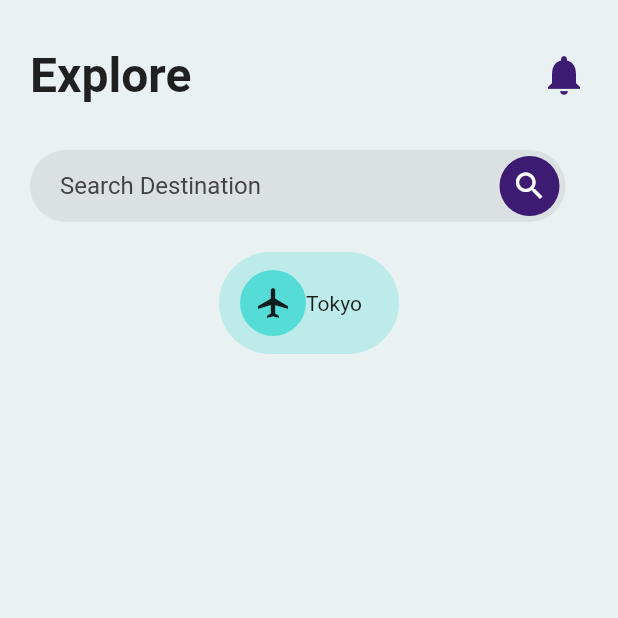
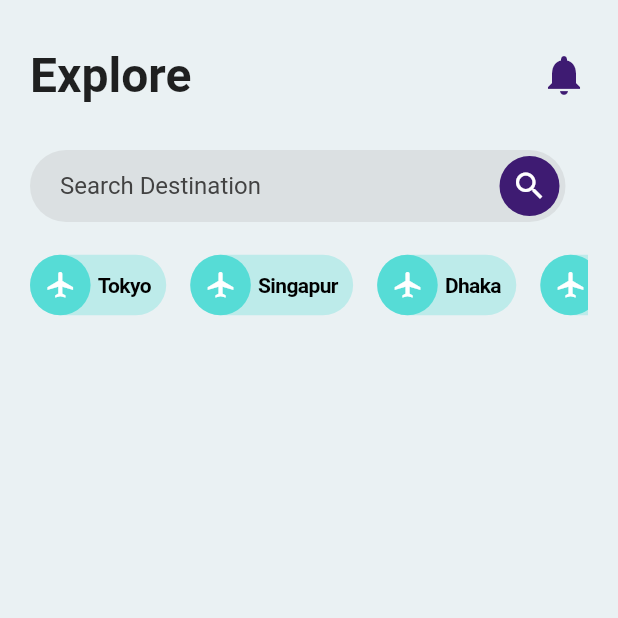
Before and after one commit to mamatovai000/japantravelapp, a Flutter app: the HomePage screen opened directly, on a phone screen of 412 x 824 dp, the top half of it. Run offline on Flutter 3.47's test engine with Material 2 defaults, Android fonts, the phone set to English and light mode, and no system bars.

Commit message:
chip button completed!!

```diff
--- a/lib/homepage.dart
+++ b/lib/homepage.dart
@@ -3,6 +3,28 @@ import 'package:flutter/material.dart';
 import 'package:japantravel/color.dart';
 
 class HomePage extends StatelessWidget {
+  var chipIcons = [
+    {
+      "title": "Tokyo",
+      "icon": Icons.airplanemode_on_sharp,
+      "color": Mycolor.skyblue
+    },
+    {
+      "title": "Singapur",
+      "icon": Icons.airplanemode_on_sharp,
+      "color": Mycolor.skyblue
+    },
+    {
+      "title": "Dhaka",
+      "icon": Icons.airplanemode_on_sharp,
+      "color": Mycolor.skyblue
+    },
+    {
+      "title": "London",
+      "icon": Icons.airplanemode_on_sharp,
+      "color": Mycolor.skyblue
+    }
+  ];
   @override
   Widget build(BuildContext context) {
     return Scaffold(
@@ -68,28 +90,18 @@ class HomePage extends StatelessWidget {
               SizedBox(
                 height: 20,
               ),
-              Container(
-                width: 120,
-                decoration: BoxDecoration(
-                    borderRadius: BorderRadius.circular(50),
-                    color: Mycolor.skyblue.withOpacity(0.3)),
-                child: Padding(
-                  padding: const EdgeInsets.symmetric(vertical:12,horizontal: 14),
-                  child: Row(
-                    children: [
-                      Container(
-                          decoration: BoxDecoration(
-                              borderRadius: BorderRadius.circular(50),
-                              color: Mycolor.skyblue),
-                          child: Padding(
-                            padding: const EdgeInsets.all(10),
-                            child: Icon(Icons.airplanemode_active),
-                          )),
-                      Text('Tokyo'),
-                    ],
-                  ),
+              SingleChildScrollView(
+                scrollDirection: Axis.horizontal,
+                child: Row(
+                  children: chipIcons
+                      .map((singleIcon) => ChipButton(
+                            icon: singleIcon['icon'],
+                            title: singleIcon['title'],
+                            color: singleIcon['color'],
+                          ))
+                      .toList(),
                 ),
-              ),
+              )
             ],
           ),
         ),
@@ -97,3 +109,54 @@ class HomePage extends StatelessWidget {
     );
   }
 }
+
+class ChipButton extends StatelessWidget {
+  final title;
+  final icon;
+  final color;
+  const ChipButton({
+    Key? key,
+    required this.title,
+    required this.icon,
+    required this.color,
+  }) : super(key: key);
+
+  @override
+  Widget build(BuildContext context) {
+    return CupertinoButton(
+      pressedOpacity: 0.1,
+      onPressed: () {
+
+      },
+      padding: EdgeInsets.all(0),
+      child: Container(
+        margin: EdgeInsets.only(right: 16),
+        decoration: BoxDecoration(
+            color: this.color.withOpacity(0.3),
+            borderRadius: BorderRadius.circular(50)),
+        child: Row(
+          mainAxisSize: MainAxisSize.min,
+          children: [
+            Container(
+                padding: EdgeInsets.all(10),
+                decoration: BoxDecoration(
+                  borderRadius: BorderRadius.circular(50),
+                  color: this.color,
+                ),
+                child: Icon(
+                  this.icon,
+                  color: Colors.white,
+                )),
+            Padding(
+              padding: const EdgeInsets.only(left: 5, right: 10),
+              child: Text(
+                this.title,
+                style: TextStyle(fontWeight: FontWeight.bold, color: Colors.black, fontSize: 14),
+              ),
+            )
+          ],
+        ),
+      ),
+    );
+  }
+}
```
